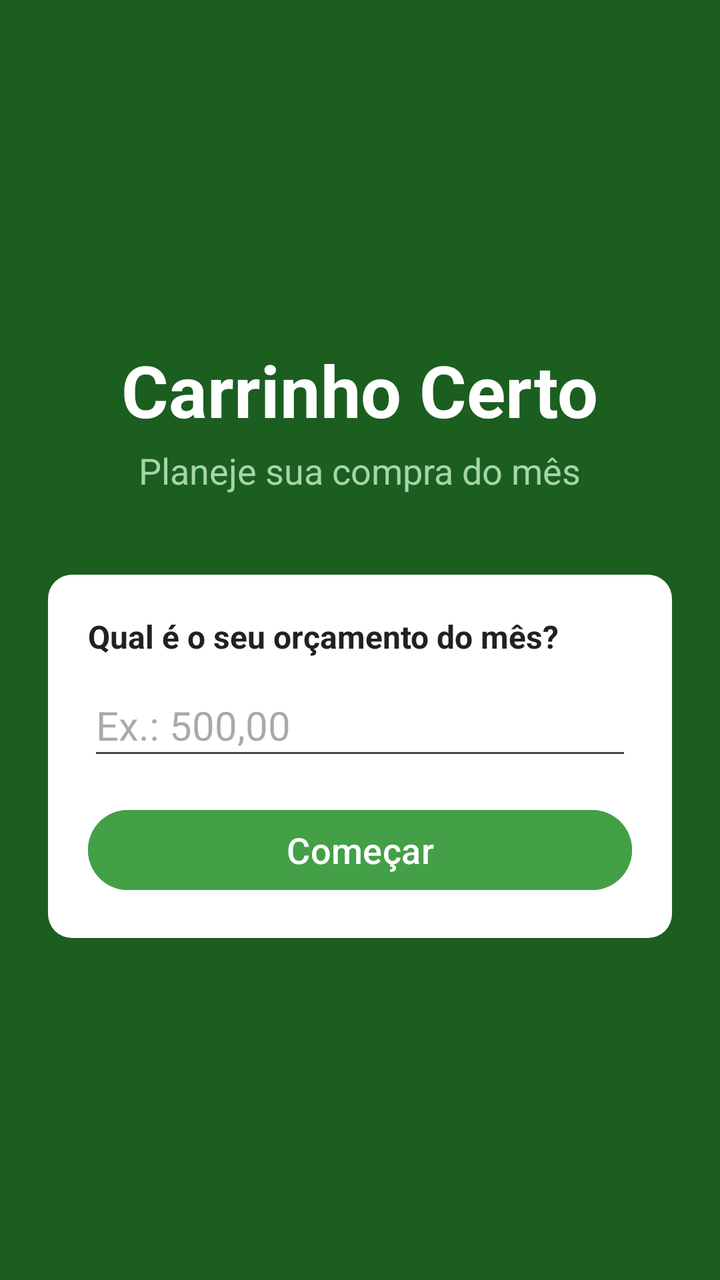
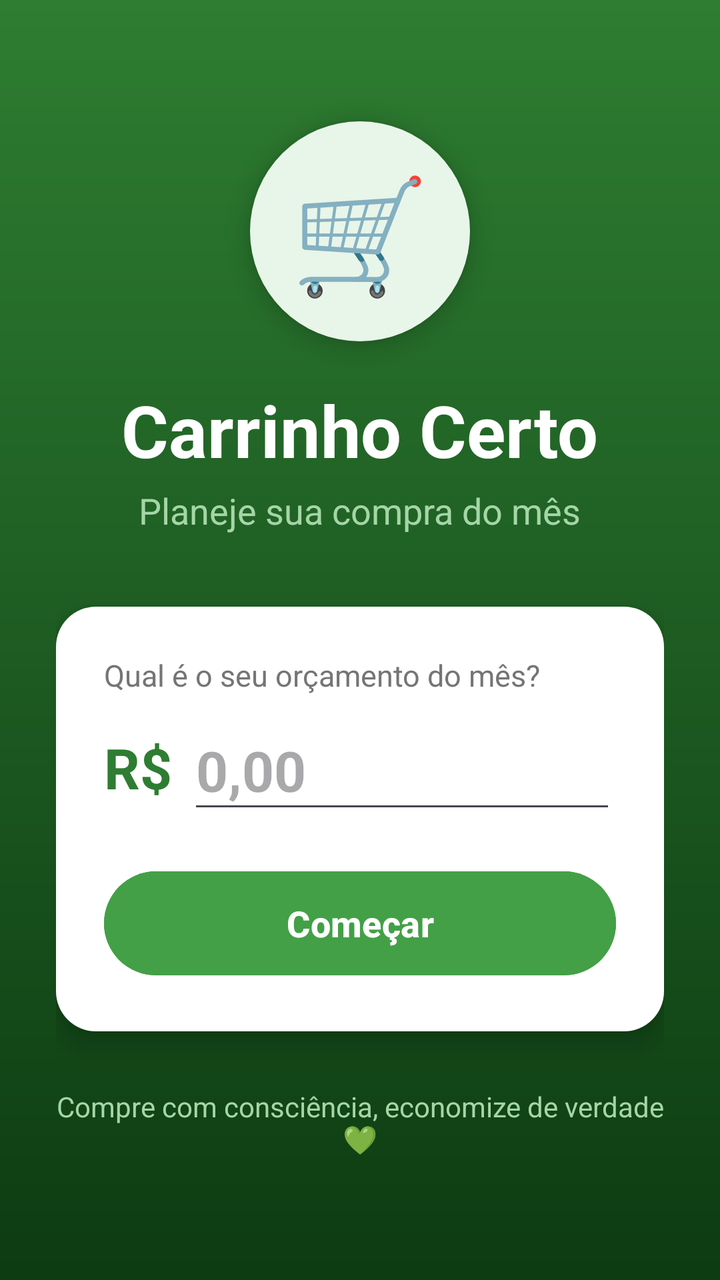

Screens rendered from an Android XML layout before and after an edit, with the pre-edit source and the edit as a unified diff.
<!-- AndroidManifest.xml: application theme Theme.CarrinhoCerto -->
<!-- res/layout/activity_main.xml -->
<?xml version="1.0" encoding="utf-8"?>
<ScrollView xmlns:android="http://schemas.android.com/apk/res/android"
    xmlns:tools="http://schemas.android.com/tools"
    android:layout_width="match_parent"
    android:layout_height="match_parent"
    android:background="@color/verde_escuro"
    android:fillViewport="true"
    android:fitsSystemWindows="true"
    tools:context=".MainActivity">

    
    <LinearLayout
        android:layout_width="match_parent"
        android:layout_height="wrap_content"
        android:gravity="center"
        android:orientation="vertical"
        android:padding="24dp">

        
        <TextView
            android:layout_width="wrap_content"
            android:layout_height="wrap_content"
            android:text="@string/titulo_app"
            android:textColor="@color/branco"
            android:textSize="36sp"
            android:textStyle="bold" />

        
        <TextView
            android:layout_width="wrap_content"
            android:layout_height="wrap_content"
            android:layout_marginTop="4dp"
            android:layout_marginBottom="40dp"
            android:text="@string/subtitulo_app"
            android:textColor="@color/verde_suave"
            android:textSize="18sp" />

        
        <LinearLayout
            android:layout_width="match_parent"
            android:layout_height="wrap_content"
            android:background="@drawable/fundo_cartao"
            android:orientation="vertical"
            android:padding="20dp">

            <TextView
                android:layout_width="wrap_content"
                android:layout_height="wrap_content"
                android:text="@string/label_orcamento"
                android:textColor="@color/texto_escuro"
                android:textSize="16sp"
                android:textStyle="bold" />

            
            <EditText
                android:id="@+id/editOrcamento"
                android:layout_width="match_parent"
                android:layout_height="wrap_content"
                android:layout_marginTop="8dp"
                android:autofillHints=""
                android:digits="0123456789.,"
                android:hint="@string/hint_orcamento"
                android:inputType="numberDecimal"
                android:minHeight="48dp"
                android:textColor="@color/texto_escuro"
                android:textSize="20sp" />

            
            <Button
                android:id="@+id/btnComecar"
                android:layout_width="match_parent"
                android:layout_height="wrap_content"
                android:layout_marginTop="16dp"
                android:backgroundTint="@color/verde_botao"
                android:text="@string/botao_comecar"
                android:textColor="@color/branco"
                android:textSize="18sp" />
        </LinearLayout>
    </LinearLayout>
</ScrollView>
<!-- resources referenced by this layout -->
<resources>
  <color name="branco">#FFFFFFFF</color>
  <color name="texto_escuro">#FF212121</color>
  <color name="verde_botao">#FF43A047</color>
  <color name="verde_escuro">#FF1B5E20</color>
  <color name="verde_suave">#FFA5D6A7</color>
  <!-- drawable fundo_cartao (drawable) -->
  <?xml version="1.0" encoding="utf-8"?>
  <shape xmlns:android="http://schemas.android.com/apk/res/android"
      android:shape="rectangle">
      <solid android:color="@color/branco" />
      <corners android:radius="12dp" />
  </shape>
  <string name="botao_comecar">Começar</string>
  <string name="hint_orcamento">Ex.: 500,00</string>
  <string name="label_orcamento">Qual é o seu orçamento do mês?</string>
  <string name="subtitulo_app">Planeje sua compra do mês</string>
  <string name="titulo_app">Carrinho Certo</string>
  <style name="Theme.CarrinhoCerto" parent="Base.Theme.CarrinhoCerto" />
  <style name="Base.Theme.CarrinhoCerto" parent="Theme.Material3.Light.NoActionBar">
          
          <item name="colorPrimary">@color/verde_botao</item>
          <item name="colorOnPrimary">@color/branco</item>
          <item name="colorSecondary">@color/verde_medio</item>
          
          <item name="android:windowBackground">@color/verde_claro</item>
      </style>
  <color name="verde_medio">#FF2E7D32</color>
  <color name="verde_claro">#FFE8F5E9</color>
</resources>

<!-- the commit's change to res/layout/activity_main.xml (unified diff, before → after) -->
@@ -3,7 +3,7 @@
     xmlns:tools="http://schemas.android.com/tools"
     android:layout_width="match_parent"
     android:layout_height="match_parent"
-    android:background="@color/verde_escuro"
+    android:background="@drawable/fundo_gradiente"
     android:fillViewport="true"
     android:fitsSystemWindows="true"
     tools:context=".MainActivity">
@@ -14,12 +14,23 @@
         android:layout_height="wrap_content"
         android:gravity="center"
         android:orientation="vertical"
-        android:padding="24dp">
+        android:padding="28dp">
+
+        
+        <TextView
+            android:layout_width="110dp"
+            android:layout_height="110dp"
+            android:background="@drawable/fundo_circulo"
+            android:elevation="6dp"
+            android:gravity="center"
+            android:text="@string/icone_carrinho"
+            android:textSize="56sp" />
 
         
         <TextView
             android:layout_width="wrap_content"
             android:layout_height="wrap_content"
+            android:layout_marginTop="20dp"
             android:text="@string/titulo_app"
             android:textColor="@color/branco"
             android:textSize="36sp"
@@ -30,7 +41,7 @@
             android:layout_width="wrap_content"
             android:layout_height="wrap_content"
             android:layout_marginTop="4dp"
-            android:layout_marginBottom="40dp"
+            android:layout_marginBottom="36dp"
             android:text="@string/subtitulo_app"
             android:textColor="@color/verde_suave"
             android:textSize="18sp" />
@@ -40,41 +51,71 @@
             android:layout_width="match_parent"
             android:layout_height="wrap_content"
             android:background="@drawable/fundo_cartao"
+            android:elevation="8dp"
             android:orientation="vertical"
-            android:padding="20dp">
+            android:padding="24dp">
 
             <TextView
                 android:layout_width="wrap_content"
                 android:layout_height="wrap_content"
                 android:text="@string/label_orcamento"
-                android:textColor="@color/texto_escuro"
-                android:textSize="16sp"
-                android:textStyle="bold" />
+                android:textColor="@color/texto_cinza"
+                android:textSize="15sp" />
 
             
-            <EditText
-                android:id="@+id/editOrcamento"
+            <LinearLayout
                 android:layout_width="match_parent"
                 android:layout_height="wrap_content"
                 android:layout_marginTop="8dp"
-                android:autofillHints=""
-                android:digits="0123456789.,"
-                android:hint="@string/hint_orcamento"
-                android:inputType="numberDecimal"
-                android:minHeight="48dp"
-                android:textColor="@color/texto_escuro"
-                android:textSize="20sp" />
+                android:gravity="center_vertical"
+                android:orientation="horizontal">
+
+                <TextView
+                    android:layout_width="wrap_content"
+                    android:layout_height="wrap_content"
+                    android:layout_marginEnd="8dp"
+                    android:text="@string/prefixo_real"
+                    android:textColor="@color/verde_medio"
+                    android:textSize="28sp"
+                    android:textStyle="bold" />
+
+                
+                <EditText
+                    android:id="@+id/editOrcamento"
+                    android:layout_width="0dp"
+                    android:layout_height="wrap_content"
+                    android:layout_weight="1"
+                    android:autofillHints=""
+                    android:digits="0123456789.,"
+                    android:hint="@string/hint_orcamento"
+                    android:inputType="numberDecimal"
+                    android:minHeight="56dp"
+                    android:textColor="@color/texto_escuro"
+                    android:textSize="28sp"
+                    android:textStyle="bold" />
+            </LinearLayout>
 
             
             <Button
                 android:id="@+id/btnComecar"
                 android:layout_width="match_parent"
-                android:layout_height="wrap_content"
-                android:layout_marginTop="16dp"
+                android:layout_height="60dp"
+                android:layout_marginTop="20dp"
                 android:backgroundTint="@color/verde_botao"
                 android:text="@string/botao_comecar"
                 android:textColor="@color/branco"
-                android:textSize="18sp" />
+                android:textSize="18sp"
+                android:textStyle="bold" />
         </LinearLayout>
+
+        
+        <TextView
+            android:layout_width="wrap_content"
+            android:layout_height="wrap_content"
+            android:layout_marginTop="28dp"
+            android:gravity="center"
+            android:text="@string/rodape_inicio"
+            android:textColor="@color/verde_suave"
+            android:textSize="14sp" />
     </LinearLayout>
 </ScrollView>
<!-- resource entries referenced after the edit -->
@@ -1,23 +1,43 @@
 <!-- resources referenced by this layout -->
 <resources>
   <color name="branco">#FFFFFFFF</color>
+  <color name="texto_cinza">#FF757575</color>
   <color name="texto_escuro">#FF212121</color>
   <color name="verde_botao">#FF43A047</color>
-  <color name="verde_escuro">#FF1B5E20</color>
   <color name="verde_suave">#FFA5D6A7</color>
   <!-- drawable fundo_cartao (drawable) -->
   <?xml version="1.0" encoding="utf-8"?>
   <shape xmlns:android="http://schemas.android.com/apk/res/android"
       android:shape="rectangle">
       <solid android:color="@color/branco" />
-      <corners android:radius="12dp" />
+      <corners android:radius="20dp" />
+  </shape>
+  <!-- drawable fundo_circulo (drawable) -->
+  <?xml version="1.0" encoding="utf-8"?>
+  <shape xmlns:android="http://schemas.android.com/apk/res/android"
+      android:shape="oval">
+      <solid android:color="@color/verde_destaque" />
+  </shape>
+  <!-- drawable fundo_gradiente (drawable) -->
+  <?xml version="1.0" encoding="utf-8"?>
+  <shape xmlns:android="http://schemas.android.com/apk/res/android"
+      android:shape="rectangle">
+      <gradient
+          android:angle="270"
+          android:endColor="@color/verde_profundo"
+          android:startColor="@color/verde_medio" />
   </shape>
   <string name="botao_comecar">Começar</string>
-  <string name="hint_orcamento">Ex.: 500,00</string>
+  <string name="hint_orcamento">0,00</string>
+  <string name="icone_carrinho">🛒</string>
   <string name="label_orcamento">Qual é o seu orçamento do mês?</string>
+  <string name="prefixo_real">R$</string>
+  <string name="rodape_inicio">Compre com consciência, economize de verdade 💚</string>
   <string name="subtitulo_app">Planeje sua compra do mês</string>
   <string name="titulo_app">Carrinho Certo</string>
   <style name="Theme.CarrinhoCerto" parent="Base.Theme.CarrinhoCerto" />
+  <color name="verde_destaque">#FFE8F5E9</color>
+  <color name="verde_profundo">#FF0D3B12</color>
   <style name="Base.Theme.CarrinhoCerto" parent="Theme.Material3.Light.NoActionBar">
           
           <item name="colorPrimary">@color/verde_botao</item>
@@ -27,6 +47,6 @@
           <item name="android:windowBackground">@color/verde_claro</item>
       </style>
   <color name="verde_medio">#FF2E7D32</color>
-  <color name="verde_claro">#FFE8F5E9</color>
+  <color name="verde_claro">#FFF1F8F1</color>
 </resources>
 
